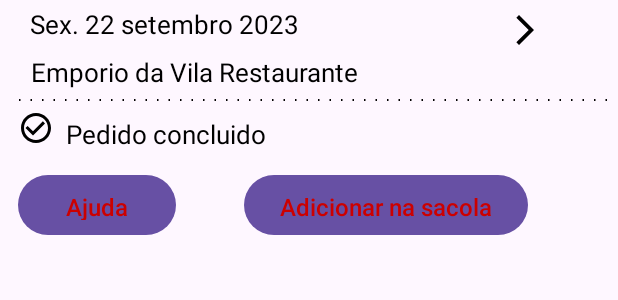
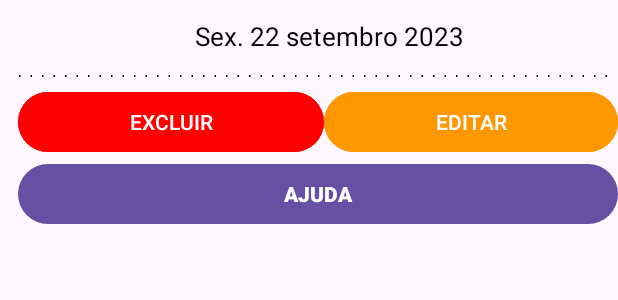
Before and after one commit to gustavodias24/TccPetShop, an Android app: the layout drawer_sub_radio_button.xml on its own in the app's theme, with its tools: preview values and no code run, on a phone screen of 412 x 824 dp. Shown: the top 300 px of the screen. Run offline under Robolectric (Android 15) with nearby library versions, the phone set to English and light mode, and no system bars.

Commit message:
OK - Criação de Produtos e Lojas fictíssios para o app. OK - Listar todos os produtos.
OK - Funcionalidade de "Ajuda" e "Adicionar sacola" do pedido.
OK - Listar produtos no carrinho.
OK - Limpar carrinho.
OK - Listar agendamentos.
OK - Usuário Exibir/editar/excluir os seus própios agendamentos.

```diff
--- a/app/src/main/java/benicio/soluces/tccpetshop/ui/FragmentExplorer.java
+++ b/app/src/main/java/benicio/soluces/tccpetshop/ui/FragmentExplorer.java
@@ -97,7 +97,7 @@
         r.setLayoutManager(new LinearLayoutManager(getContext()));
         r.addItemDecoration(new DividerItemDecoration(requireContext(), DividerItemDecoration.VERTICAL));
         r.setHasFixedSize(true);
-        adapter = new AdapterProdutos(produtos);
+        adapter = new AdapterProdutos(produtos, getContext(), true);
         r.setAdapter(adapter);
     }
     private void filtrarDados(String texto) {
--- a/app/src/main/res/layout/drawer_sub_radio_button.xml
+++ b/app/src/main/res/layout/drawer_sub_radio_button.xml
@@ -1,5 +1,8 @@
 <?xml version="1.0" encoding="utf-8"?>
-<androidx.constraintlayout.widget.ConstraintLayout xmlns:android="http://schemas.android.com/apk/res/android"
+<LinearLayout
+    android:orientation="vertical"
+    xmlns:android="http://schemas.android.com/apk/res/android"
+    xmlns:tools="http://schemas.android.com/tools"
     android:layout_width="match_parent"
     android:layout_height="wrap_content"
     xmlns:app="http://schemas.android.com/apk/res-auto"
@@ -12,51 +15,17 @@
         android:id="@+id/history_data"
         android:layout_width="wrap_content"
         android:layout_height="match_parent"
+        android:layout_gravity="center"
         android:layout_marginStart="8dp"
+        android:gravity="center"
+        android:lineHeight="20dp"
+        android:padding="8dp"
         android:text="@string/history_time"
         android:textColor="@color/black"
-        app:layout_constraintTop_toTopOf="parent"
-        app:layout_constraintStart_toStartOf="parent"
         android:textFontWeight="400"
         android:textSize="17sp"
-        android:lineHeight="20dp" />
-
-    <ImageView
-        android:id="@+id/details"
-        android:layout_width="wrap_content"
-        android:layout_height="wrap_content"
-        android:layout_marginBottom="4dp"
-        android:layout_marginTop="4dp"
-        android:layerType="software"
-        android:layout_marginEnd="50dp"
-        app:layout_constraintTop_toTopOf="parent"
-        app:layout_constraintEnd_toEndOf="parent"
-        android:src="@drawable/ic_arrow_details" />
-
-    <ImageView
-        android:id="@+id/store_image"
-        android:layout_width="wrap_content"
-        android:layout_height="wrap_content"
-        android:layout_marginBottom="4dp"
-        android:layout_marginTop="10dp"
-        android:layerType="software"
-        app:layout_constraintTop_toBottomOf="@+id/history_data"
         app:layout_constraintStart_toStartOf="parent"
-        android:src="@drawable/dotted_line" />
-
-    <TextView
-        android:id="@+id/store_name"
-        android:layout_width="wrap_content"
-        android:layout_height="match_parent"
-        android:layout_marginStart="8dp"
-        android:layout_marginTop="8dp"
-        android:text="@string/store_name"
-        android:textColor="@color/black"
-        app:layout_constraintTop_toBottomOf="@+id/history_data"
-        app:layout_constraintStart_toEndOf="@+id/store_image"
-        android:textFontWeight="400"
-        android:textSize="17sp"
-        android:lineHeight="20dp" />
+        app:layout_constraintTop_toTopOf="parent" />
 
     <ImageView
         android:id="@+id/separetor"
@@ -70,70 +39,36 @@
         app:layout_constraintEnd_toEndOf="parent"
         android:src="@drawable/dotted_line" />
 
-    <ImageView
-        android:id="@+id/ic_checked"
-        android:layout_width="wrap_content"
-        android:layout_height="wrap_content"
-        android:layout_marginBottom="4dp"
-        android:layout_marginTop="4dp"
-        android:layerType="software"
-        app:layout_constraintTop_toBottomOf="@+id/separetor"
-        app:layout_constraintStart_toStartOf="parent"
-        android:src="@drawable/ic_checked" />
+    <LinearLayout
+        android:layout_width="match_parent"
+        android:layout_height="match_parent"
+        android:orientation="horizontal">
 
-    <TextView
-        android:id="@+id/order_finished"
-        android:layout_width="wrap_content"
-        android:layout_height="match_parent"
-        android:layout_marginStart="8dp"
-        android:text="@string/order_finished"
-        android:textColor="@color/black"
-        android:layout_marginTop="8dp"
-        app:layout_constraintTop_toBottomOf="@+id/separetor"
-        app:layout_constraintStart_toEndOf="@+id/ic_checked"
-        android:textFontWeight="400"
-        android:textSize="17sp"
-        android:lineHeight="20dp" />
+        <Button
+            android:id="@+id/excluir_agendamente_btn"
+            android:layout_width="wrap_content"
+            android:layout_height="wrap_content"
+            android:layout_weight="1"
+            android:backgroundTint="#FF0000"
+            android:text="Excluir"
+            android:textAllCaps="true" />
+
+        <Button
+            android:id="@+id/editar_agendamento"
+            android:layout_width="wrap_content"
+            android:layout_height="wrap_content"
+            android:layout_weight="1"
+            android:backgroundTint="#FF9800"
+            android:text="Editar"
+            android:textAllCaps="true" />
+    </LinearLayout>
 
     <Button
-        android:id="@+id/btn_add_cartao"
-        style="?android:attr/borderlessButtonStyle"
-        android:layout_width="105dp"
-        android:layout_height="40dp"
-        android:layout_gravity="center_vertical"
-        android:layout_marginEnd="4dp"
-        android:background="@drawable/default_button"
-        android:backgroundTint="@color/grey_button_background"
-        android:fontFamily="sans-serif"
-        android:layout_marginTop="15dp"
-        android:lineHeight="19dp"
-        android:text="@string/btn_help"
-        app:layout_constraintStart_toStartOf="parent"
-        app:layout_constraintTop_toBottomOf="@+id/order_finished"
-        android:textAllCaps="false"
-        android:textColor="@color/red_cc0000"
-        android:textFontWeight="500"
-        android:textSize="16sp" />
+        android:id="@+id/ajudar_btn"
+        android:layout_width="match_parent"
+        android:layout_height="wrap_content"
+        android:text="ajuda"
+        android:textAllCaps="true"
+        android:textStyle="bold" />
 
-    <Button
-        android:id="@+id/btn_cancelar"
-        style="?android:attr/borderlessButtonStyle"
-        android:layout_width="wrap_content"
-        android:layout_height="40dp"
-        android:layout_gravity="center_vertical"
-        android:layout_marginEnd="4dp"
-        android:layout_marginTop="15dp"
-        android:background="@drawable/default_button"
-        android:backgroundTint="@color/grey_button_background"
-        android:fontFamily="sans-serif"
-        app:layout_constraintStart_toEndOf="@+id/btn_add_cartao"
-        app:layout_constraintTop_toBottomOf="@+id/order_finished"
-        android:layout_marginStart="45dp"
-        android:lineHeight="19dp"
-        android:text="@string/btn_buy_again"
-        android:textAllCaps="false"
-        android:textColor="@color/red_cc0000"
-        android:textFontWeight="500"
-        android:textSize="16sp" />
-
-</androidx.constraintlayout.widget.ConstraintLayout>
+</LinearLayout>
--- a/app/src/main/res/values/strings.xml
+++ b/app/src/main/res/values/strings.xml
@@ -101,5 +101,6 @@
     <!-- TODO: Remove or change this placeholder text -->
     <string name="hello_blank_fragment">Hello blank fragment</string>
 
+    <string name="zapzap">https://api.whatsapp.com/send/?phone=5519988495979&amp;text=Ol%C3%A1%2C+vim+pelo+aplicativo+do+petShop+e+preciso+de+sua+ajuda%21&amp;type=phone_number&amp;app_absent=0</string>
 
 </resources>
```
Also changed, not shown: app/src/main/java/benicio/soluces/tccpetshop/adapter/AdapterOrdes.java (+64 -10 lines), app/src/main/java/benicio/soluces/tccpetshop/adapter/AdapterProdutos.java (+20 -1 lines), app/src/main/java/benicio/soluces/tccpetshop/ui/FragmentCart.java (+36 -0 lines), app/src/main/java/benicio/soluces/tccpetshop/ui/FragmentWishlist.java (+5 -3 lines), app/src/main/res/layout/layout_editar_agendamento.xml (added, +54 -0 lines).
